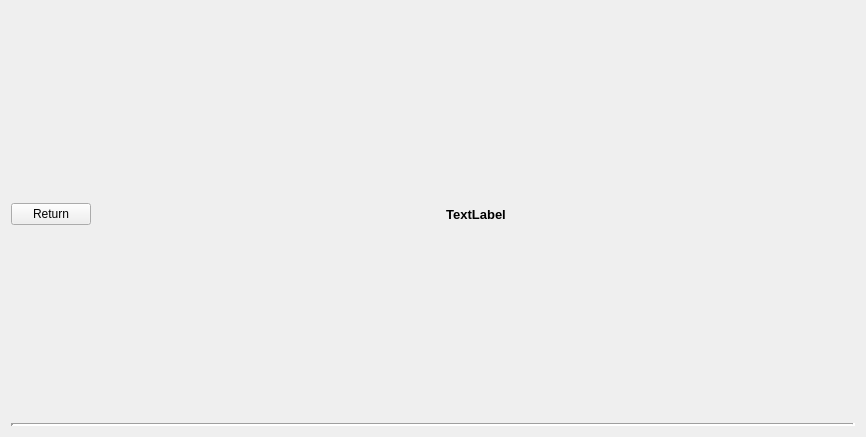
arnaudframmery/catalog, file UI/qt_ui/detail_frame.ui: the form before one commit.
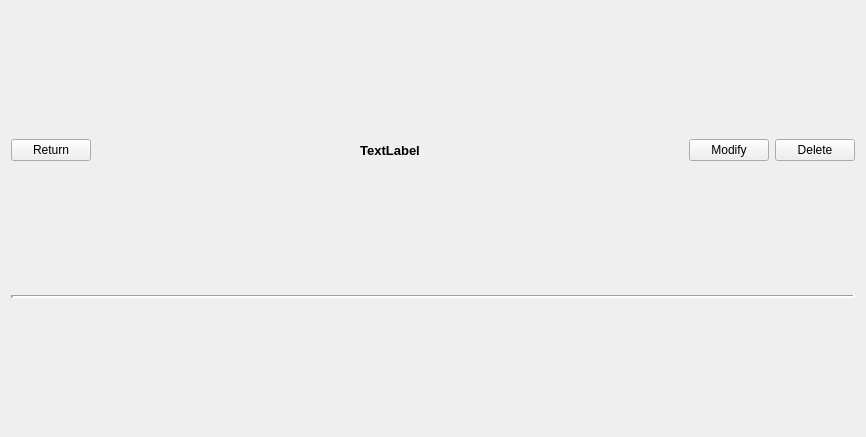
The form after the commit.

The edit to the form file:
```diff
--- a/UI/qt_ui/detail_frame.ui
+++ b/UI/qt_ui/detail_frame.ui
@@ -49,6 +49,12 @@
      </item>
      <item>
       <widget class="QLabel" name="label">
+       <property name="sizePolicy">
+        <sizepolicy hsizetype="Minimum" vsizetype="Minimum">
+         <horstretch>0</horstretch>
+         <verstretch>0</verstretch>
+        </sizepolicy>
+       </property>
        <property name="font">
         <font>
          <pointsize>10</pointsize>
@@ -64,6 +70,32 @@
        </property>
       </widget>
      </item>
+     <item>
+      <widget class="QPushButton" name="modify_button">
+       <property name="sizePolicy">
+        <sizepolicy hsizetype="Fixed" vsizetype="Fixed">
+         <horstretch>0</horstretch>
+         <verstretch>0</verstretch>
+        </sizepolicy>
+       </property>
+       <property name="text">
+        <string>Modify</string>
+       </property>
+      </widget>
+     </item>
+     <item>
+      <widget class="QPushButton" name="delete_button">
+       <property name="sizePolicy">
+        <sizepolicy hsizetype="Fixed" vsizetype="Fixed">
+         <horstretch>0</horstretch>
+         <verstretch>0</verstretch>
+        </sizepolicy>
+       </property>
+       <property name="text">
+        <string>Delete</string>
+       </property>
+      </widget>
+     </item>
     </layout>
    </item>
    <item>
```
